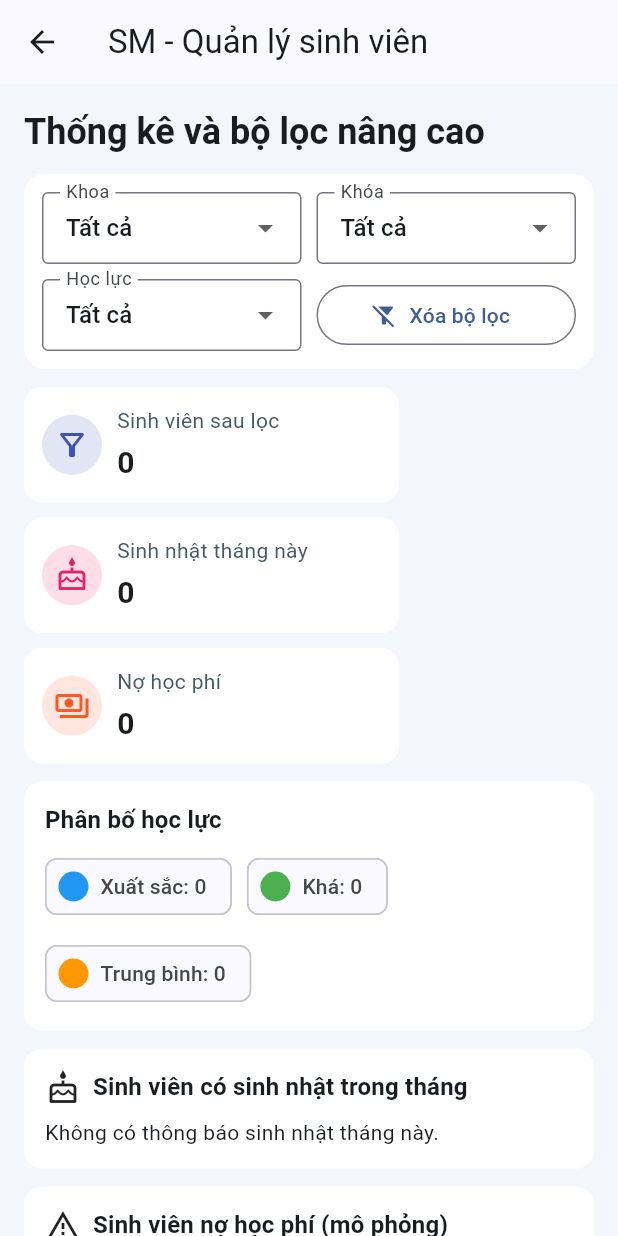
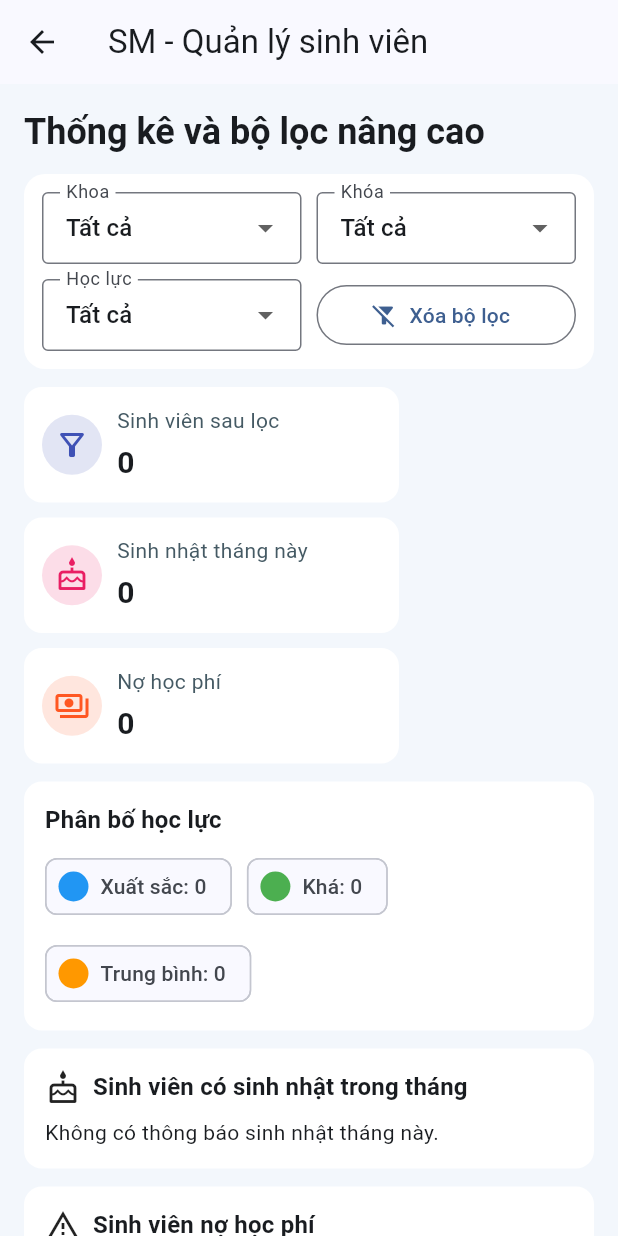
Before and after one commit to codecuatai/TH5_FINAL_PROJECT_STUDENT_MANAGER, a Flutter app: the AnalyticsScreen screen opened by its route, on a phone screen of 412 x 824 dp. Run offline on Flutter 3.47's test engine with Material 3 defaults, Android fonts, the phone set to English and light mode, and no system bars; our stand-ins replace cloud_firestore, firebase_auth, firebase_core, fl_chart, flutter_slidable; accounts and stored records are empty.

Commit message:
update some view

```diff
--- a/lib/views/analytics_screen.dart
+++ b/lib/views/analytics_screen.dart
@@ -98,7 +98,7 @@ class AnalyticsScreen extends StatelessWidget {
                           ),
                           const SizedBox(height: 12),
                           _NotificationSection(
-                            title: 'Sinh viên nợ học phí (mô phỏng)',
+                            title: 'Sinh viên nợ học phí',
                             icon: Icons.warning_amber_outlined,
                             students: unpaidTuition,
                             emptyMessage: 'Không có thông báo nợ học phí.',
--- a/lib/views/student_upsert_screen.dart
+++ b/lib/views/student_upsert_screen.dart
@@ -325,7 +325,7 @@ class _StudentUpsertScreenState extends State<StudentUpsertScreen> {
                         const SizedBox(height: 8),
                         SwitchListTile.adaptive(
                           contentPadding: EdgeInsets.zero,
-                          title: const Text('Nợ học phí (mô phỏng)'),
+                          title: const Text('Nợ học phí'),
                           value: _hasUnpaidTuition,
                           onChanged: (bool value) {
                             setState(() {
```
